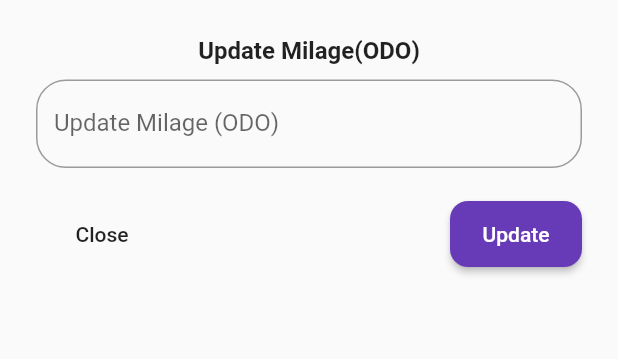
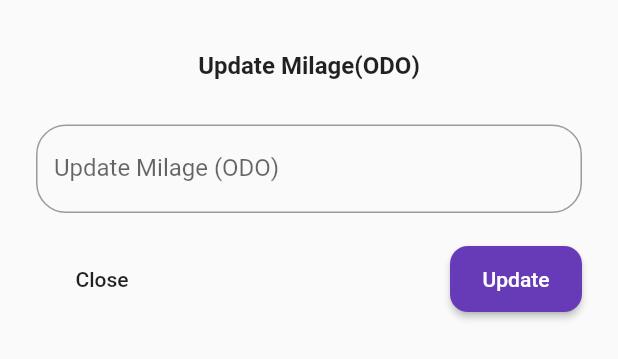
Before and after one commit to ecode-ethiopia/autoassit, a Flutter app: the UpdateMilage widget shown alone on an empty page, opened directly, on a phone screen of 412 x 824 dp. Shown: the top 359 px of the screen. Run offline on Flutter 3.47's test engine with Material 2 defaults, Android fonts, the phone set to English and light mode, and no system bars; drawn by our look-alikes of overlay_support; our stand-ins replace awesome_dialog, connectivity, firebase_auth, font_awesome_flutter, progress_dialog, shared_preferences and 2 more; missing offline and left inert: flutter_alert, flutter_skeleton, folding_cell; accounts and stored records are empty; network calls fail; statements that could not run were skipped.

Commit message:
delete and update vehicle design

```diff
--- a/lib/Screens/Vehicle/Widgets/update_milage.dart
+++ b/lib/Screens/Vehicle/Widgets/update_milage.dart
@@ -34,19 +34,22 @@ class _UpdateMilageState extends State<UpdateMilage> {
   @override
   Widget build(BuildContext context) {
     return Container(
-      height: MediaQuery.of(context).size.height / 0.2,
+      height: MediaQuery.of(context).size.height / 3,
       padding: const EdgeInsets.all(24.0),
       child: SingleChildScrollView(
         child: Column(
           mainAxisSize: MainAxisSize.max,
           children: <Widget>[
+            SizedBox(
+              height: 10,
+            ),
             Center(
                 child: Text(
               "Update Milage(ODO)",
               style: TextStyle(fontWeight: FontWeight.bold, fontSize: 16),
             )),
             SizedBox(
-              height: 10,
+              height: 30,
             ),
             CustomTextField(
                 labelText: 'Update Milage (ODO)', controller: milage),
```
Also changed, not shown: lib/Screens/Vehicle/Widgets/deleteVehicle_model.dart (+5 -3 lines).
